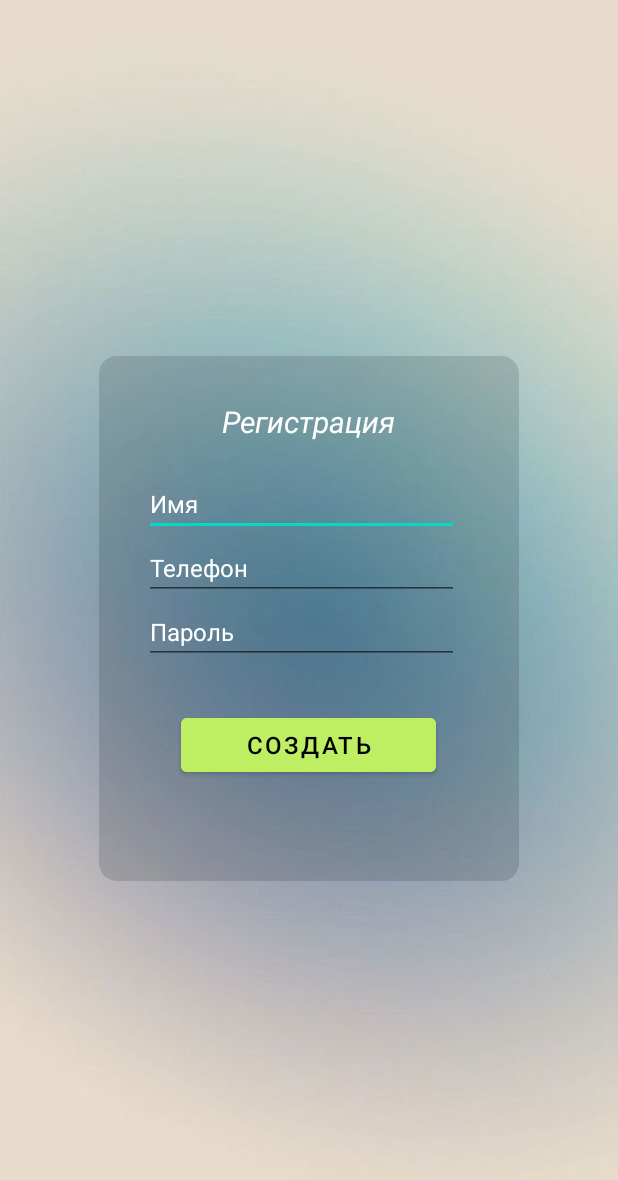
After one commit to gorgontt/Twinky, an Android app: the layout activity_register.xml on its own in the app's theme, with its tools: preview values and no code run, on a phone screen of 412 x 824 dp. The commit adds this screen. Shown: the top 1180 px of the screen. Run offline under Robolectric (Android 15) with nearby library versions, the phone set to English and light mode, and no system bars.

Commit message:
register activity crashed

```diff
--- a/app/src/main/AndroidManifest.xml
+++ b/app/src/main/AndroidManifest.xml
@@ -13,6 +13,12 @@
         android:theme="@style/Theme.Twinky"
         tools:targetApi="31">
         <activity
+            android:name=".ui.profile.RegisterActivity"
+            android:exported="false" />
+        <activity
+            android:name=".ui.profile.LoginActivity"
+            android:exported="false" />
+        <activity
             android:name=".MainActivity"
             android:exported="true"
             android:label="@string/app_name">
--- /dev/null
+++ b/app/src/main/res/drawable/round_style.xml
@@ -0,0 +1,8 @@
+<?xml version="1.0" encoding="utf-8"?>
+<shape xmlns:android="http://schemas.android.com/apk/res/android"
+    android:shape="rectangle">
+
+    <solid android:color="#22000000"/>
+    <corners android:radius="12dp"/>
+
+</shape>
--- /dev/null
+++ b/app/src/main/res/layout/activity_register.xml
@@ -0,0 +1,80 @@
+<?xml version="1.0" encoding="utf-8"?>
+<androidx.constraintlayout.widget.ConstraintLayout xmlns:android="http://schemas.android.com/apk/res/android"
+    xmlns:app="http://schemas.android.com/apk/res-auto"
+    xmlns:tools="http://schemas.android.com/tools"
+    android:id="@+id/main"
+    android:layout_width="match_parent"
+    android:layout_height="match_parent"
+    tools:context=".ui.profile.RegisterActivity"
+    android:background="@drawable/background_register">
+
+    <LinearLayout
+        android:layout_width="280dp"
+        android:layout_height="350dp"
+        android:orientation="vertical"
+        app:layout_constraintBottom_toBottomOf="parent"
+        app:layout_constraintEnd_toEndOf="parent"
+        app:layout_constraintStart_toStartOf="parent"
+        app:layout_constraintTop_toTopOf="parent"
+        android:background="@drawable/round_style">
+
+        <TextView
+            android:layout_width="wrap_content"
+            android:layout_height="wrap_content"
+            android:layout_gravity="center"
+            android:layout_marginTop="30dp"
+            android:layout_marginBottom="20dp"
+            android:text="Регистрация"
+            android:textAppearance="@style/TextAppearance.AppCompat.Medium"
+            android:textColor="@color/white"
+            android:textSize="20sp"
+            android:textStyle="italic"
+            android:typeface="sans" />
+
+        <EditText
+            android:id="@+id/registr_userName_input"
+            android:layout_width="210dp"
+            android:layout_height="wrap_content"
+            android:hint="Имя"
+            android:textColorHint="@color/white"
+            android:layout_marginLeft="30dp"
+            android:textAlignment="viewStart"
+            android:textColor="@color/white"
+            android:textSize="16sp" />
+
+        <EditText
+            android:id="@+id/registr_phone_input"
+            android:layout_width="210dp"
+            android:layout_height="wrap_content"
+            android:hint="Телефон"
+            android:textColorHint="@color/white"
+            android:layout_marginLeft="30dp"
+            android:textAlignment="viewStart"
+            android:textColor="@color/white"
+            android:textSize="16sp" />
+
+        <EditText
+            android:id="@+id/registr_password_input"
+            android:layout_width="210dp"
+            android:layout_height="wrap_content"
+            android:layout_marginLeft="30dp"
+            android:layout_marginBottom="30dp"
+            android:hint="Пароль"
+            android:textColorHint="@color/white"
+            android:textAlignment="viewStart"
+            android:textColor="@color/white"
+            android:textSize="16sp" />
+
+        <Button
+            android:id="@+id/register_btn"
+            android:layout_width="170dp"
+            android:layout_height="wrap_content"
+            android:layout_gravity="center"
+            android:text="Создать"
+            android:textColor="@color/black"
+            android:textSize="16sp"
+            android:backgroundTint="@color/green"
+            />
+    </LinearLayout>
+
+</androidx.constraintlayout.widget.ConstraintLayout>
--- a/app/src/main/res/navigation/mobile_navigation.xml
+++ b/app/src/main/res/navigation/mobile_navigation.xml
@@ -22,4 +22,9 @@
         android:name="com.example.twinky.ui.add.AddFragment"
         android:label="@string/title_add"
         tools:layout="@layout/fragment_notifications" />
+    <fragment
+        android:id="@+id/navigation_profile"
+        android:name="com.example.twinky.ui.profile.ProfileFragment"
+        android:label="title_profile"
+        tools:layout="@layout/fragment_profile" />
 </navigation>
--- a/gradle/libs.versions.toml
+++ b/gradle/libs.versions.toml
@@ -12,6 +12,9 @@ lifecycleLivedataKtx = "2.7.0"
 lifecycleViewmodelKtx = "2.7.0"
 navigationFragmentKtx = "2.7.7"
 navigationUiKtx = "2.7.7"
+activity = "1.8.0"
+legacySupportV4 = "1.0.0"
+fragmentKtx = "1.5.6"
 
 [libraries]
 androidx-core-ktx = { group = "androidx.core", name = "core-ktx", version.ref = "coreKtx" }
@@ -25,6 +28,9 @@ androidx-lifecycle-livedata-ktx = { group = "androidx.lifecycle", name = "lifecy
 androidx-lifecycle-viewmodel-ktx = { group = "androidx.lifecycle", name = "lifecycle-viewmodel-ktx", version.ref = "lifecycleViewmodelKtx" }
 androidx-navigation-fragment-ktx = { group = "androidx.navigation", name = "navigation-fragment-ktx", version.ref = "navigationFragmentKtx" }
 androidx-navigation-ui-ktx = { group = "androidx.navigation", name = "navigation-ui-ktx", version.ref = "navigationUiKtx" }
+androidx-activity = { group = "androidx.activity", name = "activity", version.ref = "activity" }
+androidx-legacy-support-v4 = { group = "androidx.legacy", name = "legacy-support-v4", version.ref = "legacySupportV4" }
+androidx-fragment-ktx = { group = "androidx.fragment", name = "fragment-ktx", version.ref = "fragmentKtx" }
 
 [plugins]
 androidApplication = { id = "com.android.application", version.ref = "agp" }
```
Also changed, not shown: app/build.gradle.kts (+23 -0 lines), app/src/main/java/com/example/twinky/ui/profile/LoginActivity.kt (added, +21 -0 lines), app/src/main/java/com/example/twinky/ui/profile/ProfileFragment.kt (added, +54 -0 lines), app/src/main/java/com/example/twinky/ui/profile/ProfileViewModel.kt (added, +7 -0 lines), app/src/main/java/com/example/twinky/ui/profile/RegisterActivity.kt (added, +118 -0 lines), app/src/main/res/layout/activity_login.xml (added, +123 -0 lines), app/src/main/res/layout/fragment_profile.xml (added, +14 -0 lines), app/src/main/res/drawable/background_register.png (added).
